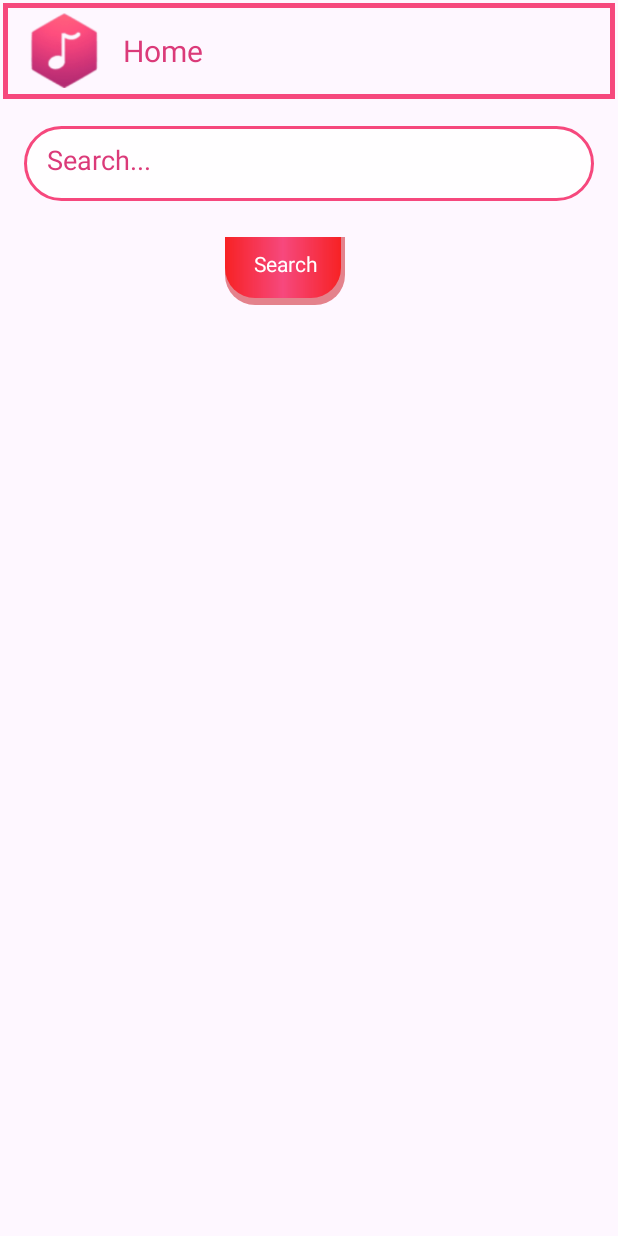
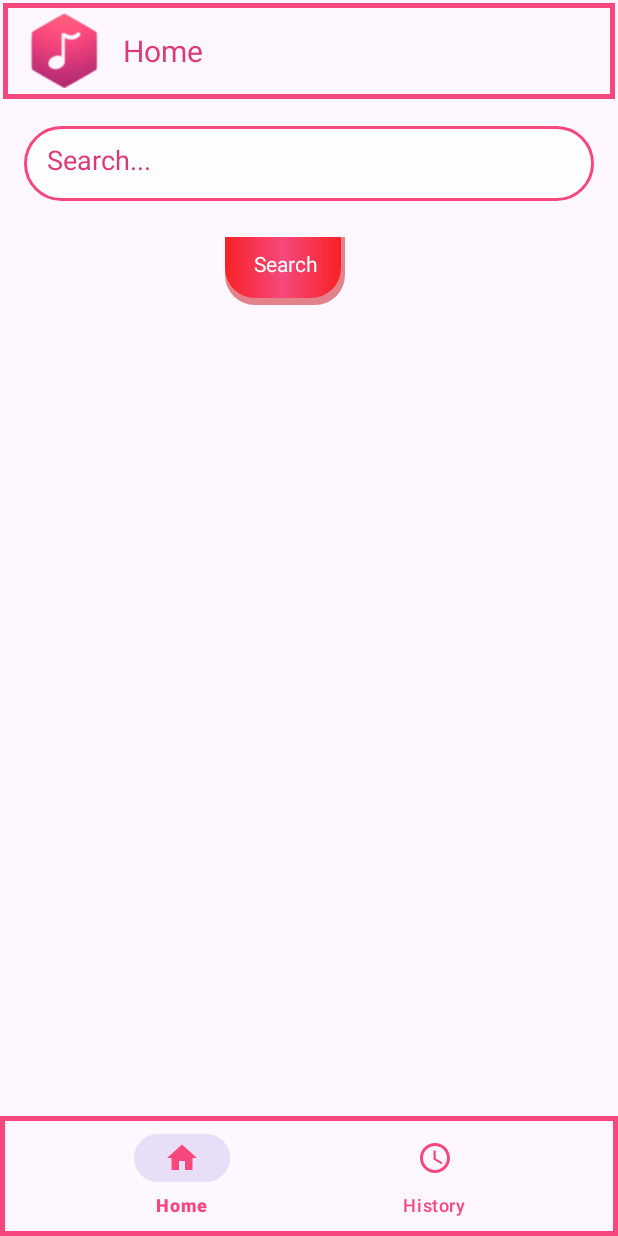
Before and after one commit to Amaan4421/YTunes, an Android app: the screen it shows after launch (MainActivity), on a phone screen of 412 x 824 dp. Run offline under Robolectric (Android 15) with nearby library versions, the phone set to English and light mode, and no system bars; our stand-ins replace Picasso; libraries missing offline, so code that uses them is left out: com.chaquo.python, com.google.api.client, com.google.api.services; pictures from the network do not load; 5 statements that could not run were skipped.

Commit message:
"Bottom Menu added!!!"

```diff
--- /dev/null
+++ b/app/src/main/res/drawable/ic_history.xml
@@ -0,0 +1,7 @@
+<vector xmlns:android="http://schemas.android.com/apk/res/android" android:height="24dp" android:tint="#8E264F" android:viewportHeight="24" android:viewportWidth="24" android:width="24dp">
+
+    <path android:fillColor="@android:color/white" android:pathData="M11.99,2C6.47,2 2,6.48 2,12s4.47,10 9.99,10C17.52,22 22,17.52 22,12S17.52,2 11.99,2zM12,20c-4.42,0 -8,-3.58 -8,-8s3.58,-8 8,-8 8,3.58 8,8 -3.58,8 -8,8z"/>
+
+    <path android:fillColor="@android:color/white" android:pathData="M12.5,7H11v6l5.25,3.15 0.75,-1.23 -4.5,-2.67z"/>
+
+</vector>
--- /dev/null
+++ b/app/src/main/res/drawable/ic_home_black_24dp.xml
@@ -0,0 +1,9 @@
+<vector xmlns:android="http://schemas.android.com/apk/res/android"
+    android:width="24dp"
+    android:height="24dp"
+    android:viewportWidth="24.0"
+    android:viewportHeight="24.0">
+    <path
+        android:fillColor="#FF8E264F"
+        android:pathData="M10,20v-6h4v6h5v-8h3L12,3 2,12h3v8z" />
+</vector>
--- a/app/src/main/res/layout/activity_main.xml
+++ b/app/src/main/res/layout/activity_main.xml
@@ -58,8 +58,9 @@
     <ListView
         android:id="@+id/searchList"
         android:layout_width="match_parent"
-        android:layout_height="match_parent"
+        android:layout_height="0dp"
         android:layout_below="@id/searchButton"
+        android:layout_above="@id/bottom_view"
         android:layout_marginTop="16dp"
         android:divider="@null"
         android:dividerHeight="4dp"/>
@@ -72,4 +73,15 @@
         android:background="@color/white"
         android:visibility="gone"/>
 
+    <com.google.android.material.bottomnavigation.BottomNavigationView
+        android:id="@+id/bottom_view"
+        android:layout_width="match_parent"
+        android:layout_height="wrap_content"
+        android:background="@drawable/toolbar_bg"
+        app:menu="@menu/bottom_menu"
+        app:itemTextColor="@color/pink"
+        app:itemIconTint="@color/pink"
+        app:itemIconSize="24dp"
+        android:layout_alignParentBottom="true" />
+
 </RelativeLayout>
--- /dev/null
+++ b/app/src/main/res/menu/bottom_menu.xml
@@ -0,0 +1,14 @@
+<?xml version="1.0" encoding="utf-8"?>
+<menu xmlns:android="http://schemas.android.com/apk/res/android">
+
+    <item
+        android:id="@+id/nav_home"
+        android:icon="@drawable/ic_home_black_24dp"
+        android:title="Home" />
+
+    <item
+        android:id="@+id/nav_book"
+        android:icon="@drawable/ic_history"
+        android:title="History" />
+
+</menu>
```
